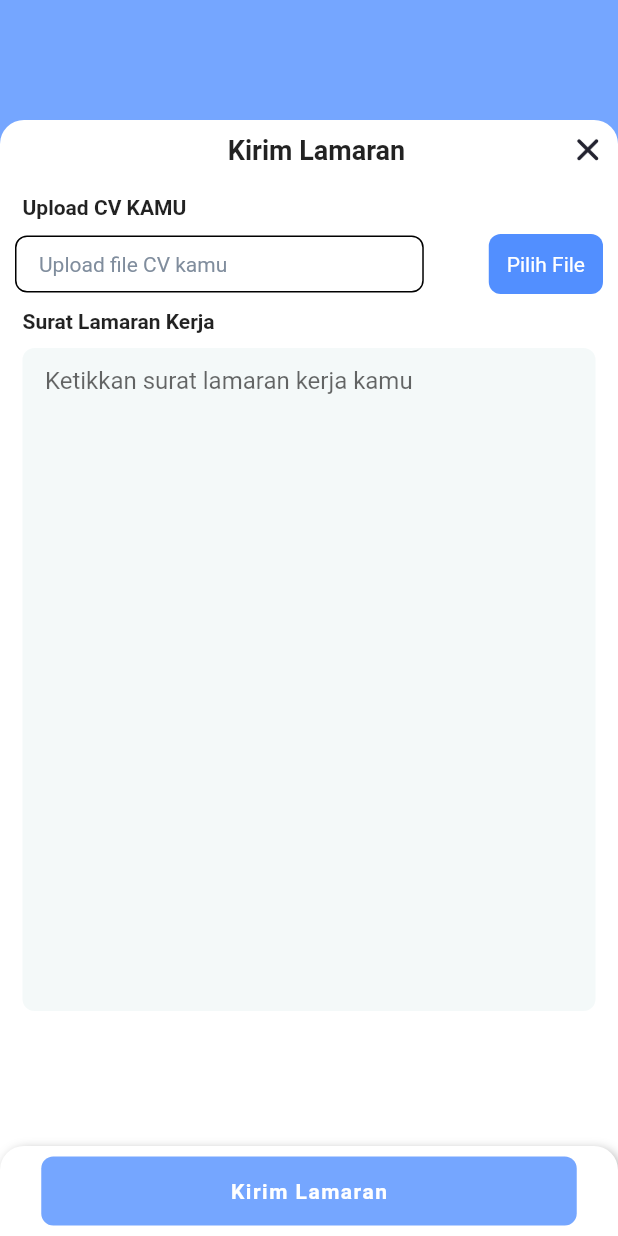
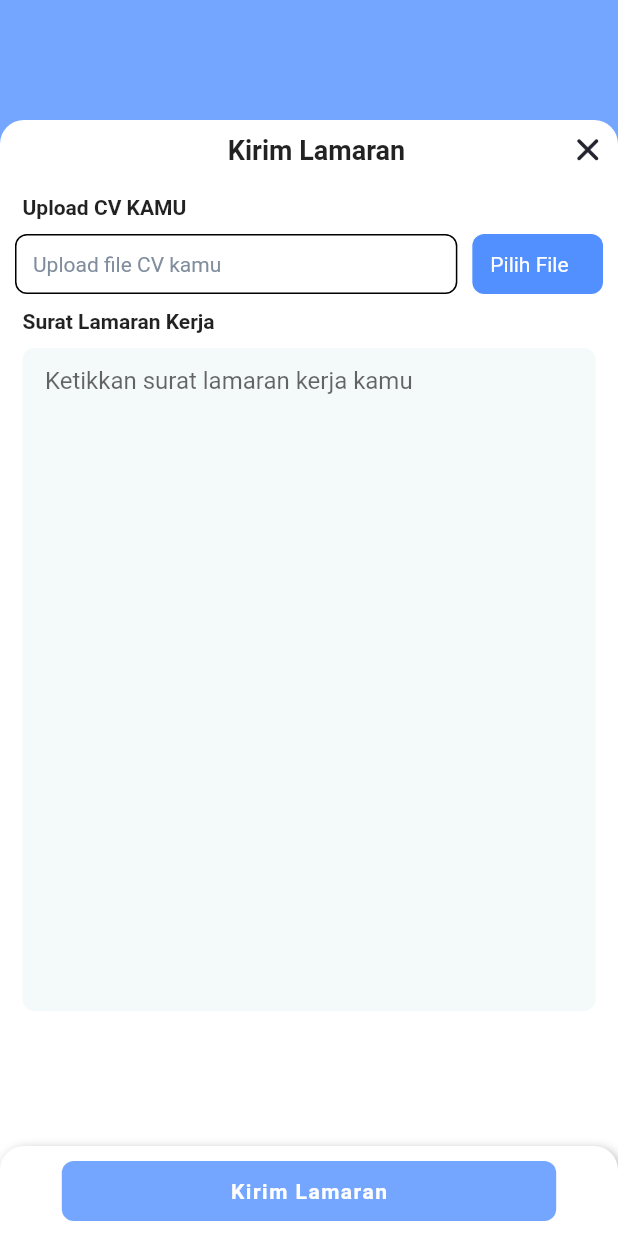
Before and after one commit to fawziah20/front-end-apk, a Flutter app: the Lamaran screen opened directly, on a phone screen of 412 x 824 dp. Run offline on Flutter 3.47's test engine with Material 2 defaults, Android fonts, the phone set to English and light mode, and no system bars; our stand-ins replace bloc, equatable, flutter_bloc, flutter_custom_clippers, form_field_validator, get and 4 more; missing offline and left inert: snapping_sheet.

Commit message:
Revisi page agar lebih responsive

```diff
--- a/lib/pages/profile_page.dart
+++ b/lib/pages/profile_page.dart
@@ -81,7 +81,11 @@ class _ProfilePageState extends State<ProfilePage> {
                       child: Container(
                         height: MediaQuery.of(context).size.height * 0.35,
                         width: double.infinity,
-                        color: blueColors,
+                        decoration: BoxDecoration(
+                            gradient: LinearGradient(
+                                colors: [blueColors, blueColors2],
+                                begin: Alignment.bottomCenter,
+                                end: Alignment.topCenter)),
                       ),
                     ),
                   ),
--- a/lib/widgets/lamaran.dart
+++ b/lib/widgets/lamaran.dart
@@ -82,9 +82,13 @@ class _LamaranState extends State<Lamaran> {
                         mainAxisSize: MainAxisSize.max,
                         mainAxisAlignment: MainAxisAlignment.spaceBetween,
                         children: [
-                          Container(
+                          Expanded(
+                            flex: 7,
+                            child: Container(
                               margin: EdgeInsets.only(right: 10),
-                            padding: EdgeInsets.fromLTRB(15, 10, 130, 10),
+                              height: 40,
+                              alignment: Alignment.centerLeft,
+                              padding: EdgeInsets.only(left: 11),
                               decoration: BoxDecoration(
                                   border:
                                       Border.all(width: 1, color: Colors.black),
@@ -94,7 +98,10 @@ class _LamaranState extends State<Lamaran> {
                                 style: TextStyle(color: "808D9D".toColor()),
                               ),
                             ),
-                          Container(
+                          ),
+                          Expanded(
+                            flex: 2,
+                            child: Container(
                               padding: EdgeInsets.symmetric(
                                   vertical: 12, horizontal: 12),
                               decoration: BoxDecoration(
@@ -104,6 +111,7 @@ class _LamaranState extends State<Lamaran> {
                               child: Text(
                                 "Pilih File",
                                 style: TextStyle(color: Colors.white),
+                              ),
                             ),
                           ),
                         ],
@@ -148,6 +156,7 @@ class _LamaranState extends State<Lamaran> {
             alignment: Alignment.bottomCenter,
             child: Container(
               height: 60,
+              padding: EdgeInsets.fromLTRB(24, 8, 24, 8),
               width: double.infinity,
               decoration: BoxDecoration(
                 borderRadius: BorderRadius.only(
@@ -167,14 +176,18 @@ class _LamaranState extends State<Lamaran> {
               ),
               child: Row(
                 mainAxisAlignment: MainAxisAlignment.center,
+                crossAxisAlignment: CrossAxisAlignment.center,
                 children: [
                   GestureDetector(
                     onTap: () {
                       _openPopupBerhasil(context);
                     },
                     child: Container(
-                      padding:
-                          EdgeInsets.symmetric(vertical: 15, horizontal: 126),
+                      alignment: Alignment.center,
+                      height: 40,
+                      width: MediaQuery.of(context).size.width * 0.8,
+                      // padding:
+                      //     EdgeInsets.symmetric(vertical: 15, horizontal: 126),
                       decoration: BoxDecoration(
                         borderRadius: BorderRadius.circular(8),
                         color: "75A6FF".toColor(),
--- a/pubspec.yaml
+++ b/pubspec.yaml
@@ -25,10 +25,11 @@ dependencies:
     sdk: flutter
   cupertino_icons: ^1.0.2
   equatable: ^2.0.0
+  flutter_bloc: ^6.0.1
   form_field_validator: ^1.1.0
+  gradient_app_bar: ^0.1.3
   snapping_sheet: ^3.0.0+2
   splashscreen: ^1.3.5
-  flutter_bloc: ^6.0.1
 
 dev_dependencies:
   flutter_test:
```
Also changed, not shown: lib/widgets/alert_logout.dart (+11 -2 lines), pubspec.lock. Lines whose indentation alone changed are shown as unchanged.
